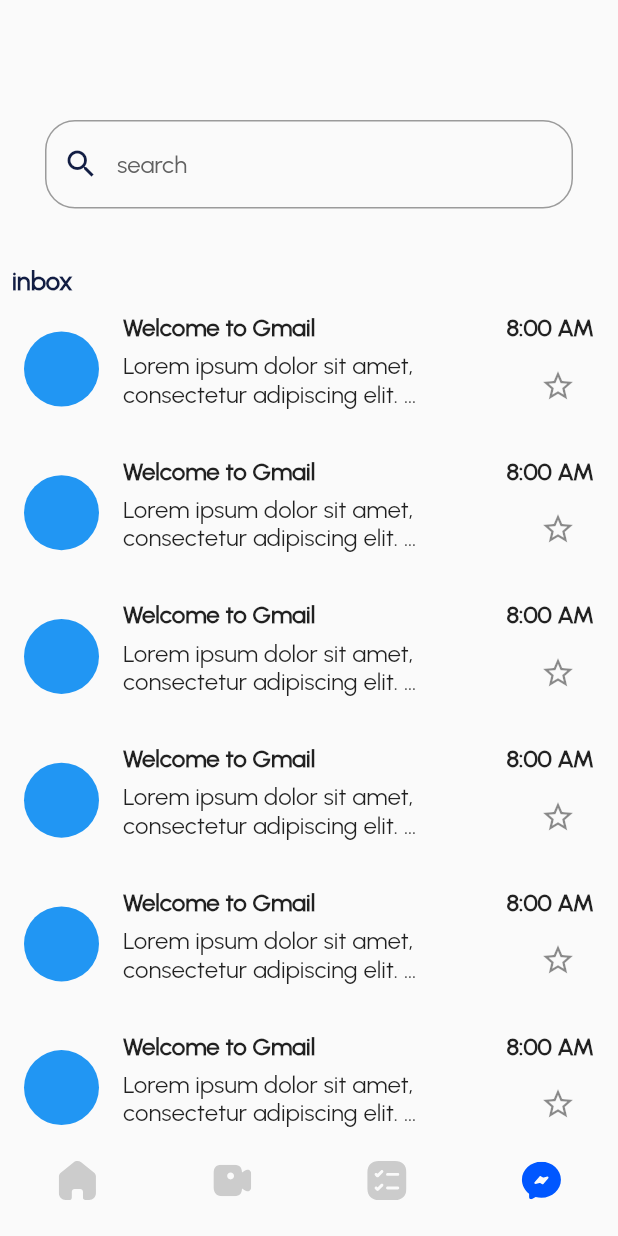
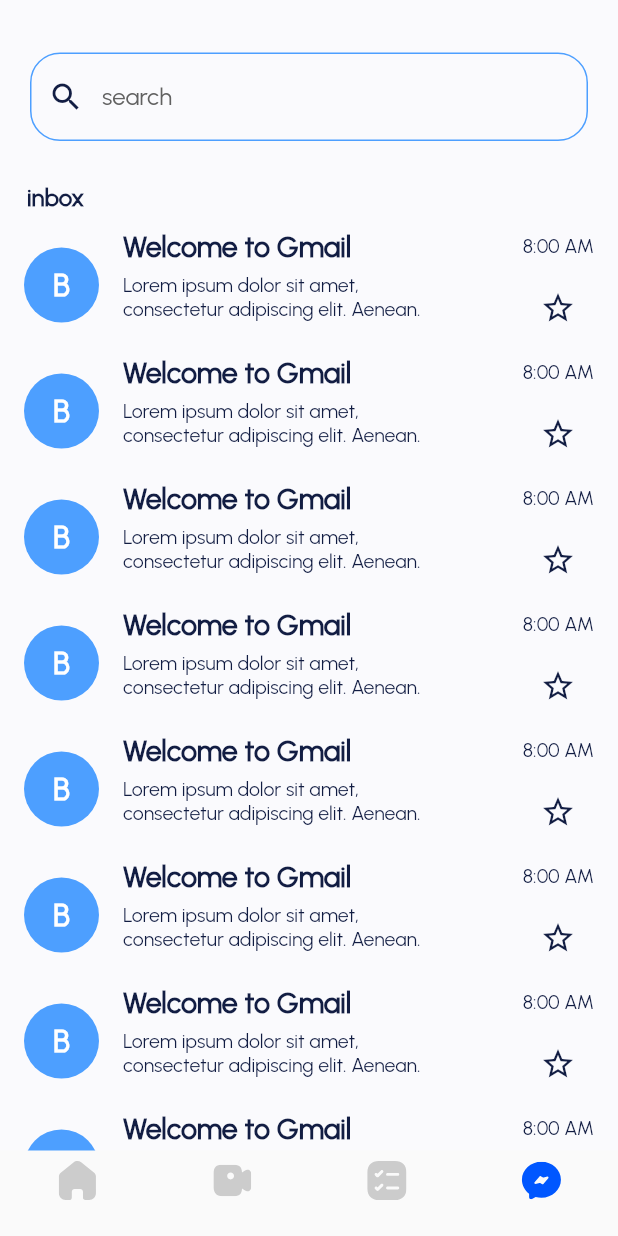
Before and after one commit to mohamedyasser951/Li-Guard-Graduation-App-, a Flutter app: the screen it shows after launch, item 4 of the bottom bar chosen, on a phone screen of 412 x 824 dp. Run offline on Flutter 3.47's test engine with Material 2 defaults, Android fonts, the phone set to English and light mode, and no system bars; our stand-ins replace date_picker_timeline, flutter_bloc, flutter_svg, fluttertoast, google_fonts, image_picker and 2 more; missing offline and left inert: face_camera, linear_step_indicator; accounts and stored records are empty; network calls fail; statements that could not run were skipped.

Commit message:
edit inbox screen

```diff
--- a/lib/screens/bottomNavScreens/inboxScreen.dart
+++ b/lib/screens/bottomNavScreens/inboxScreen.dart
@@ -1,5 +1,5 @@
+import 'package:asps/shared/component/constants.dart';
 import 'package:flutter/material.dart';
-
 
 class InboxScreen extends StatefulWidget {
   const InboxScreen({super.key});
@@ -11,93 +11,119 @@ class InboxScreen extends StatefulWidget {
 class _InboxScreenState extends State<InboxScreen> {
   @override
   Widget build(BuildContext context) {
-     return Scaffold(
-      body: Column(
-        crossAxisAlignment: CrossAxisAlignment.start,
+    return SafeArea(
+
+      child: Scaffold(
+        backgroundColor: Theme.of(context).backgroundColor,
+        body: ListView(
           children: [
             const SizedBox(
-            height: 50,
+              height: 15,
             ),
             Padding(
-            padding: const EdgeInsets.all(30.0),
+              padding: const EdgeInsets.all(20),
               child: TextFormField(
+                style: Theme.of(context).textTheme.bodyLarge,
                 decoration: InputDecoration(
                   hintText: "search",
-                    prefixIcon:const Icon(Icons.search),
+                  prefixIcon: const Icon(Icons.search),
+                  enabledBorder:OutlineInputBorder(
+                    borderSide:const BorderSide(color: Color(0xff4D9FFF)),
+                    borderRadius: BorderRadius.circular(20), ),
                   border: OutlineInputBorder(
+                    borderSide:const BorderSide(color: Color(0xff4D9FFF)),
                     borderRadius: BorderRadius.circular(20),
+
+                  ),
+
                 ),
               ),
             ),
+            Padding(
+                padding: const EdgeInsets.symmetric(vertical:8.0,horizontal: 18),
+                child: Text(
+                  "inbox",
+                  style: Theme.of(context).textTheme.bodyLarge,
+                )),
+            ListView.builder(
+              shrinkWrap: true,
+              itemCount: 20,
+              physics: const NeverScrollableScrollPhysics(),
+              itemBuilder: (context, index) {
+                return const InboxItem();
+              },
+            )
+          ],
         ),
-        const  Padding(
-            padding:  EdgeInsets.all(8.0),
-            child: Text("inbox",style:TextStyle(fontWeight: FontWeight.bold,fontSize: 17) ,
-            textDirection:TextDirection.rtl ),
-          ),
-          Expanded(
-              child: GridView.builder(
-            itemCount: 15,
-            gridDelegate:const SliverGridDelegateWithFixedCrossAxisCount(
-              crossAxisCount: 1,
-              childAspectRatio: 4.30,
-            ),
-            itemBuilder: (context, index) => listviewinbox(),
-          ))
-        ],
       ),
     );
   }
 }
+
 bool star = true;
-Widget listviewinbox() {
-  return ListTile(
-    leading:const CircleAvatar(
+class InboxItem extends StatefulWidget {
+  const InboxItem({super.key});
+
+  @override
+  State<InboxItem> createState() => _InboxItemState();
+}
+
+class _InboxItemState extends State<InboxItem> {
+  @override
+  Widget build(BuildContext context) {
+    return  ListTile(
+    leading:  CircleAvatar(
       radius: 25,
-      backgroundColor: Colors.blue,
+      backgroundColor: primaryColor,
+      child:const Text("B",style: TextStyle(color: Colors.white,fontWeight: FontWeight.bold,fontSize: 20),),
     ),
     title: Column(
       children: [
         Row(
           mainAxisAlignment: MainAxisAlignment.spaceBetween,
-          children: const [
+          children:  [
             Text(
               "Welcome to Gmail",
-              style: TextStyle(fontWeight: FontWeight.bold),
+              style: Theme.of(context).textTheme.titleLarge!.copyWith(
+                fontWeight: FontWeight.bold
+              ),
             ),
             Text(
               "8:00 AM",
-              style: TextStyle(fontWeight: FontWeight.bold),
+              style: Theme.of(context).textTheme.bodyMedium,
             ),
           ],
         ),
-       const SizedBox(height: 5,),
+        const SizedBox(
+          height: 5,
+        ),
         Row(
           mainAxisAlignment: MainAxisAlignment.spaceBetween,
           children: [
-            Container(
-              //  color: Colors.blue,
+             SizedBox(
               height: 45,
               width: 200,
-              child: const Text(
+              child: Text(
                 "Lorem ipsum dolor sit amet, consectetur adipiscing elit. Aenean.",
                 maxLines: 2,
+                style: Theme.of(context).textTheme.bodyMedium,
                 overflow: TextOverflow.ellipsis,
               ),
             ),
             IconButton(
                 icon: star == true
-                    ? const Icon(Icons.star_border)
-                    : const Icon(Icons.star,color: Colors.blue),
+                    ?  Icon(Icons.star_border,color: Theme.of(context).iconTheme.color,)
+                    : const Icon(Icons.star, color: Colors.blue),
                 onPressed: () {
+
+                 setState(() {
                     star = !star;
-                  print(star);
-
+                 });
                 }),
-
           ],
         )
       ],
     ),
   );
   }
+}
```
Lines whose indentation alone changed are shown as unchanged.
